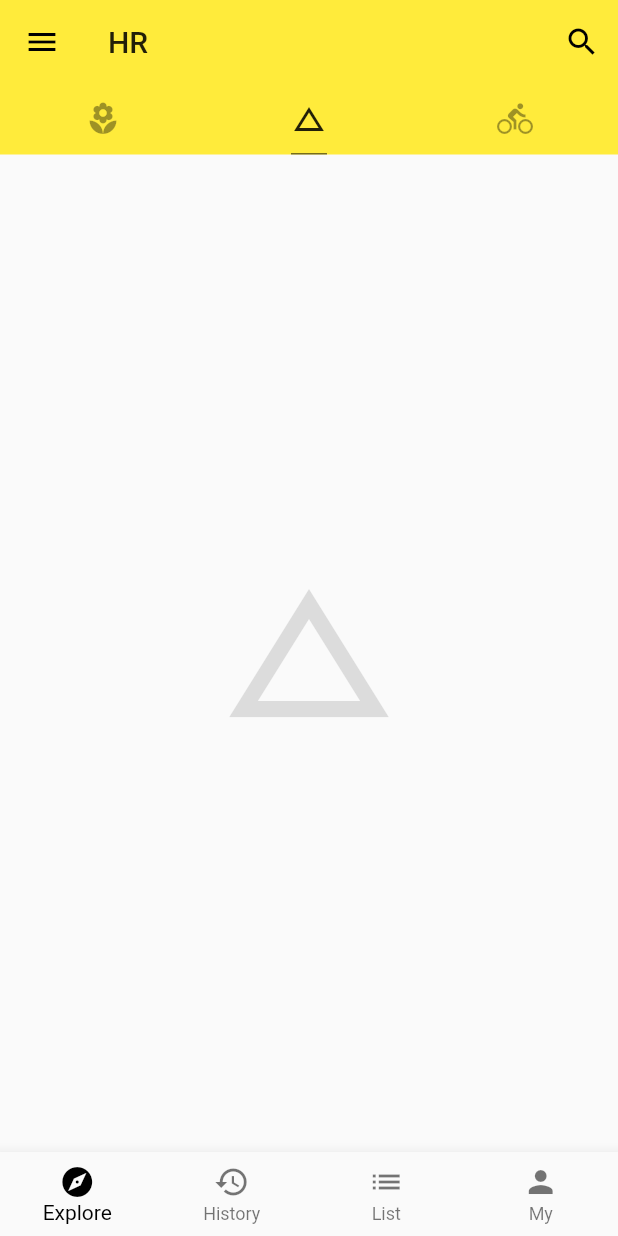
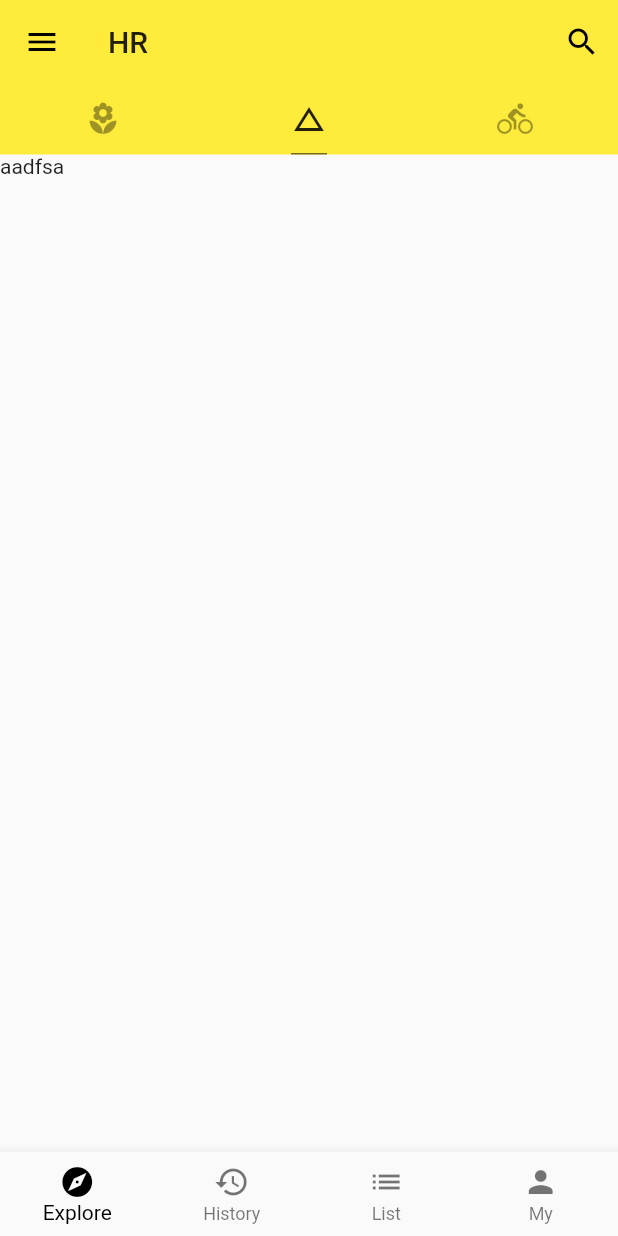
Before and after one commit to 2402zmybie/hr_flutter, a Flutter app: the screen it shows after launch, tab 2 chosen, on a phone screen of 412 x 824 dp. Run offline on Flutter 3.47's test engine with Material 2 defaults, Android fonts, the phone set to English and light mode, and no system bars; network calls fail; statements that could not run were skipped.

Commit message:
new basic branch

```diff
--- /dev/null
+++ b/lib/demo/basic_demo.dart
@@ -0,0 +1,8 @@
+import 'package:flutter/material.dart';
+
+class BasicDemo extends StatelessWidget {
+  @override
+  Widget build(BuildContext context) {
+    return Text('aadfsa');
+  }
+}
--- a/lib/main.dart
+++ b/lib/main.dart
@@ -4,6 +4,7 @@ import 'package:flutter/painting.dart';
 import 'demo/listview_demo.dart';
 import 'demo/drawer_demo.dart';
 import 'demo/bottom_navigation_bar_demo.dart';
+import 'demo/basic_demo.dart';
 
 void main() => runApp(App());
 
@@ -58,7 +59,8 @@ class Home extends StatelessWidget {
           body: TabBarView(
             children: <Widget>[
               ListViewDemo(),
-              Icon(Icons.change_history, size: 128, color: Colors.black12),
+              // Icon(Icons.change_history, size: 128, color: Colors.black12),
+              BasicDemo(),
               Icon(Icons.directions_bike, size: 128, color: Colors.black12),
             ],
           ),
```
